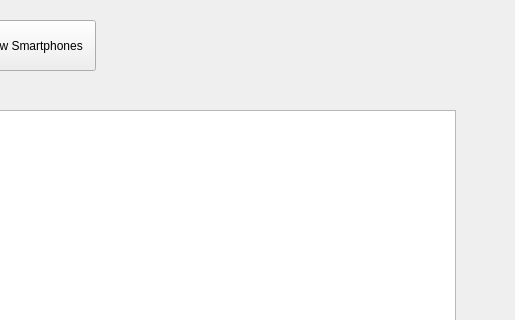
Above: customerproductlist.ui from mhortis/Eshop_QT before the change; both pictures show x 595 to 1110 and y 0 to 320 of the 1110 by 615 pixel window. Below: the same form after it.
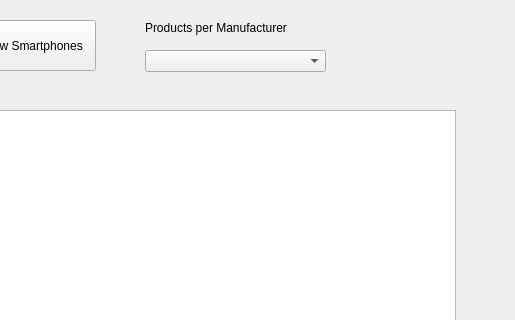
That is the form after the change.

Commit message: Product List - customer

Patch:
```diff
--- a/customerproductlist.ui
+++ b/customerproductlist.ui
@@ -87,6 +87,29 @@
     <string>Show Smartphones</string>
    </property>
   </widget>
+  <widget class="QComboBox" name="comboBox">
+   <property name="geometry">
+    <rect>
+     <x>740</x>
+     <y>50</y>
+     <width>181</width>
+     <height>22</height>
+    </rect>
+   </property>
+  </widget>
+  <widget class="QLabel" name="label">
+   <property name="geometry">
+    <rect>
+     <x>740</x>
+     <y>20</y>
+     <width>191</width>
+     <height>16</height>
+    </rect>
+   </property>
+   <property name="text">
+    <string>Products per Manufacturer</string>
+   </property>
+  </widget>
  </widget>
  <resources/>
  <connections/>
```
The commit also changes 4 other files.
